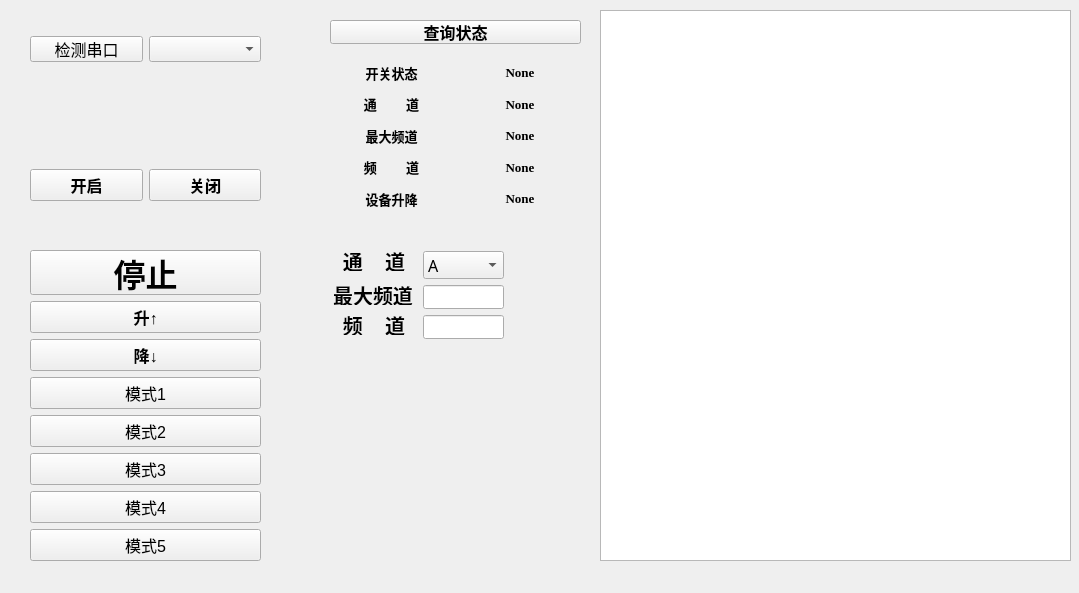
Above: widget.ui from Kevin-72/Elevator_control_platform before the change. Below: the same form after it.
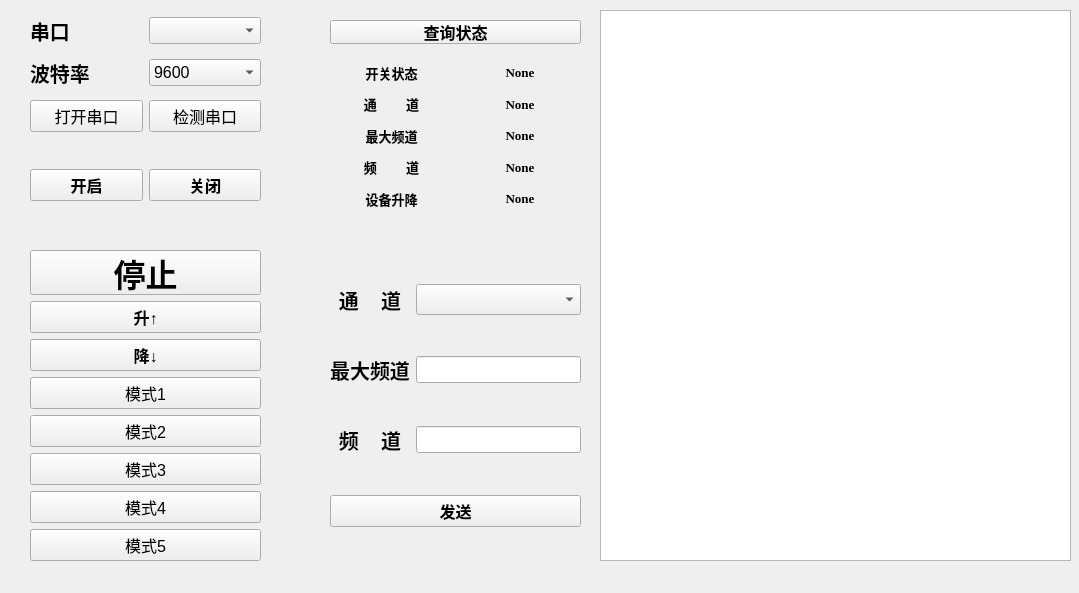
That is the form after the change.

```diff
--- a/widget.ui
+++ b/widget.ui
@@ -13,6 +13,100 @@
   <property name="windowTitle">
    <string>Widget</string>
   </property>
+  <widget class="QWidget" name="layoutWidget">
+   <property name="geometry">
+    <rect>
+     <x>30</x>
+     <y>10</y>
+     <width>231</width>
+     <height>131</height>
+    </rect>
+   </property>
+   <layout class="QGridLayout" name="gridLayout_2">
+    <item row="2" column="0">
+     <widget class="QPushButton" name="openSerialBt">
+      <property name="font">
+       <font>
+        <pointsize>12</pointsize>
+       </font>
+      </property>
+      <property name="text">
+       <string>打开串口</string>
+      </property>
+     </widget>
+    </item>
+    <item row="0" column="0">
+     <widget class="QLabel" name="label_1">
+      <property name="font">
+       <font>
+        <family>Times New Roman</family>
+        <pointsize>15</pointsize>
+        <weight>75</weight>
+        <bold>true</bold>
+       </font>
+      </property>
+      <property name="text">
+       <string>串口</string>
+      </property>
+     </widget>
+    </item>
+    <item row="2" column="1">
+     <widget class="QPushButton" name="btnSerialCheck">
+      <property name="font">
+       <font>
+        <pointsize>12</pointsize>
+       </font>
+      </property>
+      <property name="text">
+       <string>检测串口</string>
+      </property>
+     </widget>
+    </item>
+    <item row="0" column="1">
+     <widget class="QComboBox" name="serialCb">
+      <property name="font">
+       <font>
+        <pointsize>12</pointsize>
+       </font>
+      </property>
+     </widget>
+    </item>
+    <item row="1" column="0">
+     <widget class="QLabel" name="label_2">
+      <property name="font">
+       <font>
+        <family>Times New Roman</family>
+        <pointsize>15</pointsize>
+        <weight>75</weight>
+        <bold>true</bold>
+       </font>
+      </property>
+      <property name="text">
+       <string>波特率</string>
+      </property>
+     </widget>
+    </item>
+    <item row="1" column="1">
+     <widget class="QComboBox" name="baundrateCb">
+      <property name="font">
+       <font>
+        <pointsize>12</pointsize>
+       </font>
+      </property>
+      <item>
+       <property name="text">
+        <string>9600</string>
+       </property>
+      </item>
+      <item>
+       <property name="text">
+        <string>115200</string>
+       </property>
+      </item>
+     </widget>
+    </item>
+   </layout>
+  </widget>
   <widget class="QTextEdit" name="logViewer">
    <property name="geometry">
     <rect>
@@ -380,68 +474,18 @@
     </item>
    </layout>
   </widget>
-  <widget class="QPushButton" name="queryCb">
+  <widget class="QWidget" name="layoutWidget">
    <property name="geometry">
     <rect>
      <x>330</x>
-     <y>20</y>
+     <y>250</y>
      <width>251</width>
-     <height>24</height>
+     <height>311</height>
     </rect>
    </property>
-   <property name="font">
-    <font>
-     <pointsize>12</pointsize>
-     <weight>75</weight>
-     <bold>true</bold>
-    </font>
-   </property>
-   <property name="text">
-    <string>查询状态</string>
-   </property>
-  </widget>
-  <widget class="QWidget" name="layoutWidget">
-   <property name="geometry">
-    <rect>
-     <x>30</x>
-     <y>36</y>
-     <width>231</width>
-     <height>26</height>
-    </rect>
-   </property>
-   <layout class="QHBoxLayout" name="horizontalLayout_2">
-    <item>
-     <widget class="QPushButton" name="btnSerialCheck">
-      <property name="font">
-       <font>
-        <pointsize>12</pointsize>
-       </font>
-      </property>
-      <property name="text">
-       <string>检测串口</string>
-      </property>
-     </widget>
-    </item>
-    <item>
-     <widget class="QComboBox" name="serialCb">
-      <property name="font">
-       <font>
-        <pointsize>12</pointsize>
-       </font>
-      </property>
-     </widget>
-    </item>
-   </layout>
-  </widget>
+   <layout class="QGridLayout" name="gridLayout_3">
+    <item row="0" column="0">
   <widget class="QLabel" name="label_3">
-   <property name="geometry">
-    <rect>
-     <x>331</x>
-     <y>251</y>
-     <width>86</width>
-     <height>20</height>
-    </rect>
-   </property>
    <property name="font">
     <font>
      <pointsize>15</pointsize>
@@ -456,41 +500,19 @@
     <set>Qt::AlignCenter</set>
    </property>
   </widget>
+    </item>
+    <item row="0" column="1">
   <widget class="QComboBox" name="channelsCb">
-   <property name="geometry">
-    <rect>
-     <x>423</x>
-     <y>251</y>
-     <width>81</width>
-     <height>28</height>
-    </rect>
-   </property>
    <property name="font">
     <font>
      <family>Adobe Heiti Std</family>
      <pointsize>12</pointsize>
     </font>
    </property>
-   <item>
-    <property name="text">
-     <string>A</string>
-    </property>
-   </item>
-   <item>
-    <property name="text">
-     <string/>
-    </property>
-   </item>
-  </widget>
+     </widget>
+    </item>
+    <item row="1" column="0">
   <widget class="QLabel" name="label_4">
-   <property name="geometry">
-    <rect>
-     <x>331</x>
-     <y>285</y>
-     <width>84</width>
-     <height>20</height>
-    </rect>
-   </property>
    <property name="font">
     <font>
      <pointsize>15</pointsize>
@@ -505,30 +527,18 @@
     <set>Qt::AlignCenter</set>
    </property>
   </widget>
+    </item>
+    <item row="1" column="1">
   <widget class="QLineEdit" name="maxChannelSetCb">
-   <property name="geometry">
-    <rect>
-     <x>423</x>
-     <y>285</y>
-     <width>81</width>
-     <height>24</height>
-    </rect>
-   </property>
    <property name="font">
     <font>
      <pointsize>12</pointsize>
     </font>
    </property>
   </widget>
+    </item>
+    <item row="2" column="0">
   <widget class="QLabel" name="label_5">
-   <property name="geometry">
-    <rect>
-     <x>331</x>
-     <y>315</y>
-     <width>86</width>
-     <height>20</height>
-    </rect>
-   </property>
    <property name="font">
     <font>
      <pointsize>15</pointsize>
@@ -543,20 +553,51 @@
     <set>Qt::AlignCenter</set>
    </property>
   </widget>
+    </item>
+    <item row="2" column="1">
   <widget class="QLineEdit" name="ChannelSetCb">
+      <property name="font">
+       <font>
+        <pointsize>12</pointsize>
+       </font>
+      </property>
+     </widget>
+    </item>
+    <item row="3" column="0" colspan="2">
+     <widget class="QPushButton" name="sendCb">
+      <property name="font">
+       <font>
+        <pointsize>12</pointsize>
+        <weight>75</weight>
+        <bold>true</bold>
+       </font>
+      </property>
+      <property name="text">
+       <string>发送</string>
+      </property>
+     </widget>
+    </item>
+   </layout>
+  </widget>
+  <widget class="QPushButton" name="queryCb">
    <property name="geometry">
     <rect>
-     <x>423</x>
-     <y>315</y>
-     <width>81</width>
+     <x>330</x>
+     <y>20</y>
+     <width>251</width>
      <height>24</height>
     </rect>
    </property>
    <property name="font">
     <font>
      <pointsize>12</pointsize>
+     <weight>75</weight>
+     <bold>true</bold>
     </font>
    </property>
+   <property name="text">
+    <string>查询状态</string>
+   </property>
   </widget>
  </widget>
  <resources/>
```
Lines whose indentation alone changed are shown as unchanged.
